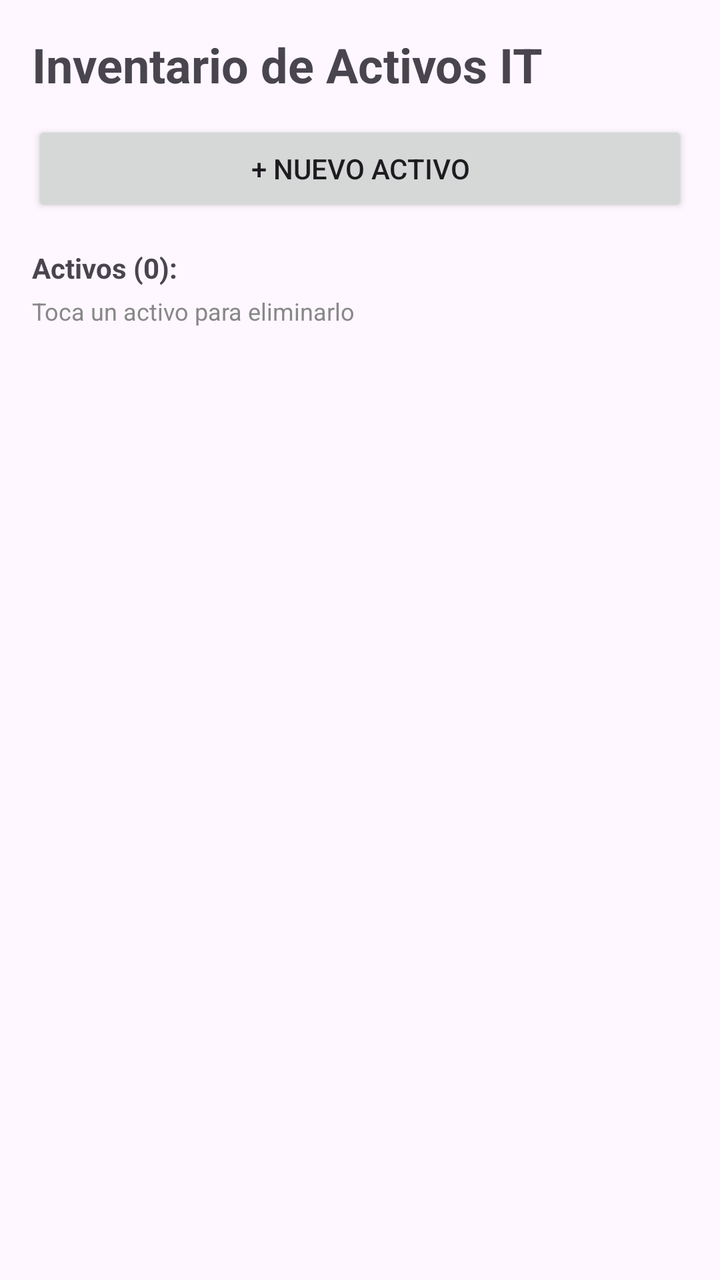
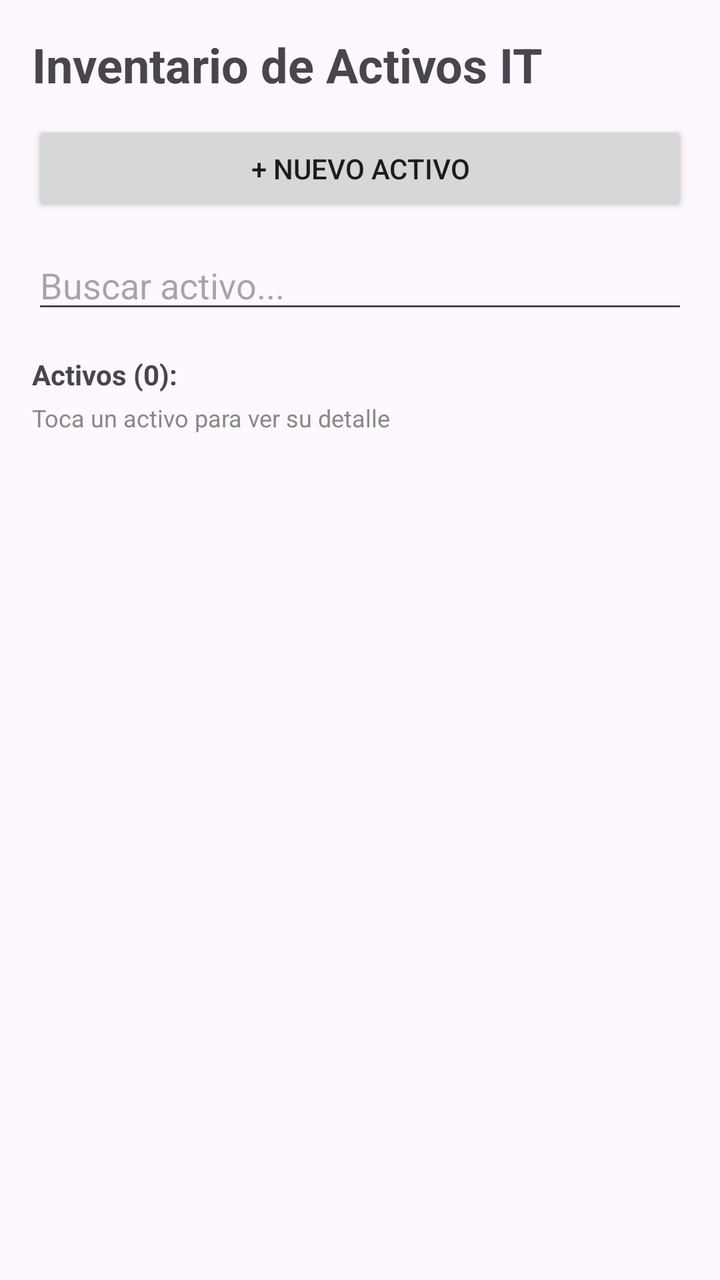

The first picture is an Android layout as it rendered before a commit; the second is the same layout after the commit. The layout source and the unified diff follow.
<!-- AndroidManifest.xml: application theme Theme.Activo_IT -->
<!-- res/layout/activity_main.xml -->
<?xml version="1.0" encoding="utf-8"?>
<LinearLayout xmlns:android="http://schemas.android.com/apk/res/android"
    android:id="@+id/main"
    android:layout_width="match_parent"
    android:layout_height="match_parent"
    android:orientation="vertical"
    android:padding="16dp">


    <TextView
        android:id="@+id/tvTitulo"
        android:layout_width="wrap_content"
        android:layout_height="wrap_content"
        android:text="Inventario de Activos IT"
        android:textSize="24sp"
        android:textStyle="bold"
        android:paddingBottom="12dp"/>

    <Button
        android:id="@+id/btnNuevo"
        android:layout_width="match_parent"
        android:layout_height="wrap_content"
        android:text="+ Nuevo activo"/>

    <TextView
        android:id="@+id/tvContador"
        android:layout_width="wrap_content"
        android:layout_height="wrap_content"
        android:text="Activos (0):"
        android:textStyle="bold"
        android:paddingTop="16dp"
        android:paddingBottom="4dp"/>

    <TextView
        android:id="@+id/tvAyuda"
        android:layout_width="wrap_content"
        android:layout_height="wrap_content"
        android:text="Toca un activo para eliminarlo"
        android:textSize="12sp"
        android:textColor="#888888"
        android:paddingBottom="8dp"/>

    <ListView
        android:id="@+id/lvActivos"
        android:layout_width="match_parent"
        android:layout_height="0dp"
        android:layout_weight="1"/>

</LinearLayout>
<!-- resources referenced by this layout -->
<resources>
  <style name="Theme.Activo_IT" parent="Base.Theme.Activo_IT" />
  <style name="Base.Theme.Activo_IT" parent="Theme.Material3.DayNight.NoActionBar">
          
          
      </style>
</resources>

<!-- the commit's change to res/layout/activity_main.xml (unified diff, before → after) -->
@@ -5,7 +5,6 @@
     android:layout_height="match_parent"
     android:orientation="vertical"
     android:padding="16dp">
-
 
     <TextView
         android:id="@+id/tvTitulo"
@@ -22,6 +21,16 @@
         android:layout_height="wrap_content"
         android:text="+ Nuevo activo"/>
 
+    
+    <EditText
+        android:id="@+id/etBuscar"
+        android:layout_width="match_parent"
+        android:layout_height="wrap_content"
+        android:layout_marginTop="12dp"
+        android:hint="Buscar activo..."
+        android:inputType="text"
+        android:autofillHints="" />
+
     <TextView
         android:id="@+id/tvContador"
         android:layout_width="wrap_content"
@@ -35,7 +44,7 @@
         android:id="@+id/tvAyuda"
         android:layout_width="wrap_content"
         android:layout_height="wrap_content"
-        android:text="Toca un activo para eliminarlo"
+        android:text="Toca un activo para ver su detalle"
         android:textSize="12sp"
         android:textColor="#888888"
         android:paddingBottom="8dp"/>
